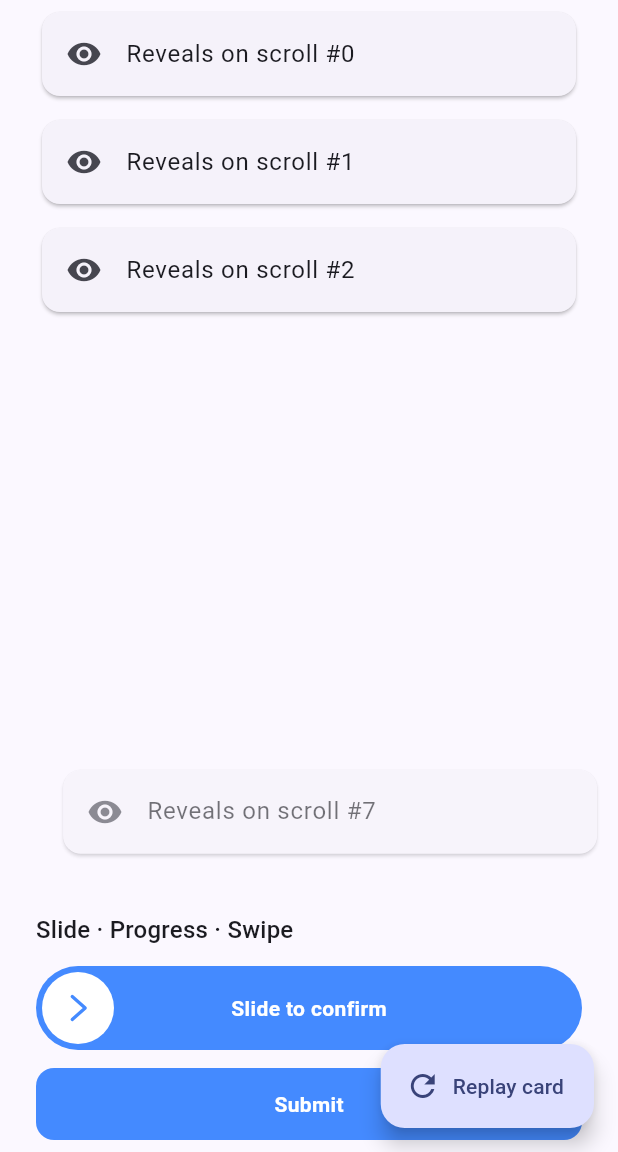
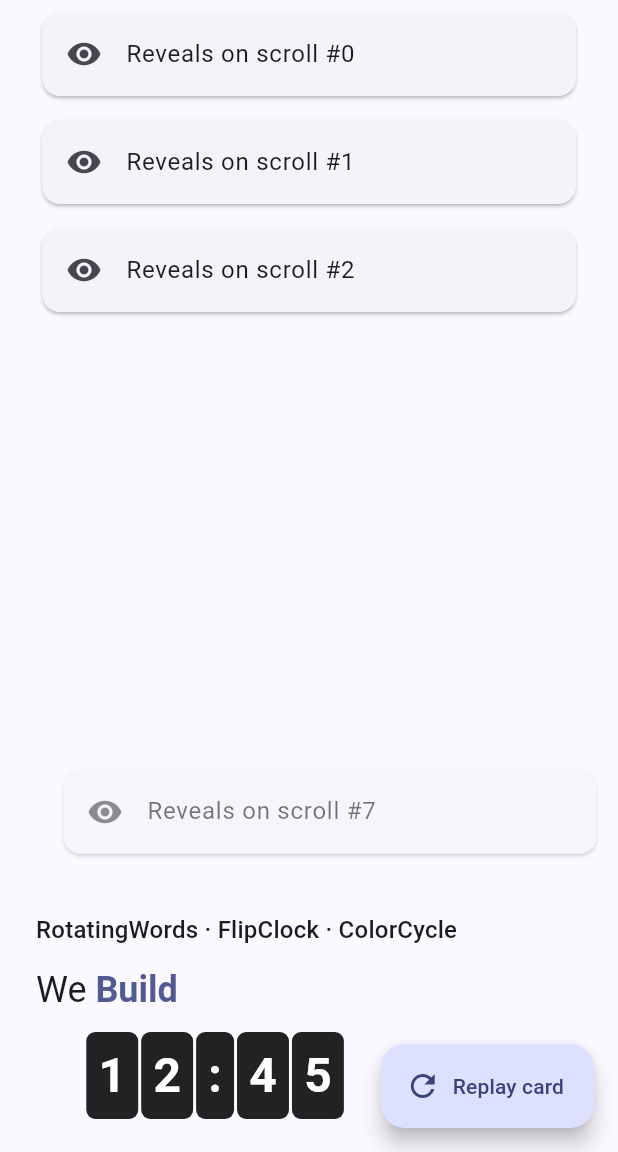
Before and after one commit to m7hamed-dev/save_points_animations, a Flutter app: the screen it shows after launch, scrolled down 2304 dp, on a phone screen of 412 x 824 dp, the part 84-1236 px from its top. Run offline on Flutter 3.47's test engine with Material 3 defaults, Android fonts, the phone set to English and light mode, and no system bars.

Commit message:
Release v0.24.0: Added new components including FxRotatingWords for a word carousel, FxFlipClock for a split-flap clock effect, and FxColorCycle for dynamic color transitions. Updated CHANGELOG and README to document these features, and modified example app to showcase the new widgets.

````diff
--- a/example/lib/main.dart
+++ b/example/lib/main.dart
@@ -405,6 +405,43 @@ class _HomeScreenState extends State<HomeScreen> {
                 ),
               ).animate(autoPlay: false).fadeIn().slideX(0.1).onVisible(),
             ),
+          ),
+
+          const SizedBox(height: 32),
+          Text(
+            'RotatingWords · FlipClock · ColorCycle',
+            style: theme.textTheme.titleMedium,
+          ),
+          const SizedBox(height: 12),
+
+          Row(
+            children: [
+              Text('We ', style: theme.textTheme.headlineSmall),
+              FxRotatingWords(
+                words: const ['Build', 'Ship', 'Scale'],
+                style: theme.textTheme.headlineSmall?.copyWith(
+                  color: theme.colorScheme.primary,
+                  fontWeight: FontWeight.bold,
+                ),
+              ),
+            ],
+          ),
+          const SizedBox(height: 12),
+          Row(
+            mainAxisAlignment: MainAxisAlignment.spaceEvenly,
+            children: [
+              const FxFlipClock(value: '12:45'),
+              FxColorCycle(
+                colors: const [Colors.red, Colors.orange, Colors.purple],
+                builder: (context, color) => Text(
+                  'Rainbow',
+                  style: theme.textTheme.headlineSmall?.copyWith(
+                    color: color,
+                    fontWeight: FontWeight.bold,
+                  ),
+                ),
+              ),
+            ],
           ),
 
           const SizedBox(height: 32),
--- a/lib/save_points_animations.dart
+++ b/lib/save_points_animations.dart
@@ -56,10 +56,12 @@ export 'src/widgets/fx_aurora.dart' show FxAurora;
 export 'src/widgets/fx_badge.dart' show FxBadge, FxBadgeExtension;
 export 'src/widgets/fx_blob.dart' show FxBlob;
 export 'src/widgets/fx_circular_countdown.dart' show FxCircularCountdown;
+export 'src/widgets/fx_color_cycle.dart' show FxColorCycle;
 export 'src/widgets/fx_confetti.dart' show FxConfetti, FxConfettiController;
 export 'src/widgets/fx_countdown.dart' show FxCountdown;
 export 'src/widgets/fx_expandable.dart' show FxExpandable;
 export 'src/widgets/fx_flip_card.dart' show FxFlipCard, FxFlipCardController;
+export 'src/widgets/fx_flip_clock.dart' show FxFlipClock;
 export 'src/widgets/fx_glitch.dart' show FxGlitch;
 export 'src/widgets/fx_gradient_border.dart' show FxGradientBorder;
 export 'src/widgets/fx_heart_button.dart' show FxHeartButton;
@@ -79,6 +81,7 @@ export 'src/widgets/fx_pulse.dart' show FxPulse;
 export 'src/widgets/fx_radar.dart' show FxRadar;
 export 'src/widgets/fx_rating.dart' show FxRating;
 export 'src/widgets/fx_ripple.dart' show FxRipple;
+export 'src/widgets/fx_rotating_words.dart' show FxRotatingWords;
 export 'src/widgets/fx_segmented_control.dart' show FxSegmentedControl;
 export 'src/widgets/fx_shimmer_button.dart' show FxShimmerButton;
 export 'src/widgets/fx_shine.dart' show FxShine;
--- /dev/null
+++ b/lib/src/widgets/fx_color_cycle.dart
@@ -0,0 +1,61 @@
+import 'package:flutter/widgets.dart';
+
+/// Continuously interpolates through a [colors] palette and hands the current
+/// color to [builder] — use it for cycling text, borders, glows, or fills.
+///
+/// ```dart
+/// FxColorCycle(
+///   colors: const [Colors.red, Colors.orange, Colors.purple],
+///   builder: (context, color) => Text('Rainbow', style: TextStyle(color: color)),
+/// );
+/// ```
+class FxColorCycle extends StatefulWidget {
+  const FxColorCycle({
+    super.key,
+    required this.colors,
+    required this.builder,
+    this.duration = const Duration(seconds: 4),
+  });
+
+  final List<Color> colors;
+  final Widget Function(BuildContext context, Color color) builder;
+  final Duration duration;
+
+  @override
+  State<FxColorCycle> createState() => _FxColorCycleState();
+}
+
+class _FxColorCycleState extends State<FxColorCycle>
+    with SingleTickerProviderStateMixin {
+  late final AnimationController _controller = AnimationController(
+    vsync: this,
+    duration: widget.duration,
+  )..repeat();
+
+  @override
+  void dispose() {
+    _controller.dispose();
+    super.dispose();
+  }
+
+  @override
+  Widget build(BuildContext context) {
+    return AnimatedBuilder(
+      animation: _controller,
+      builder: (context, _) {
+        final n = widget.colors.length;
+        if (n == 0) return widget.builder(context, const Color(0xFF000000));
+        if (n == 1) return widget.builder(context, widget.colors.first);
+        final scaled = _controller.value * n;
+        final i = scaled.floor() % n;
+        final frac = scaled - scaled.floor();
+        final color = Color.lerp(
+          widget.colors[i],
+          widget.colors[(i + 1) % n],
+          frac,
+        )!;
+        return widget.builder(context, color);
+      },
+    );
+  }
+}
--- /dev/null
+++ b/lib/src/widgets/fx_flip_clock.dart
@@ -0,0 +1,92 @@
+import 'dart:math' as math;
+
+import 'package:flutter/widgets.dart';
+
+/// Split-flap "flip clock" characters — each card flips over (3D) when its
+/// character changes. Feed it a time string, a score, anything.
+///
+/// ```dart
+/// FxFlipClock(value: '12:45');
+/// ```
+class FxFlipClock extends StatelessWidget {
+  const FxFlipClock({
+    super.key,
+    required this.value,
+    this.style,
+    this.background = const Color(0xFF222222),
+    this.duration = const Duration(milliseconds: 450),
+  });
+
+  final String value;
+  final TextStyle? style;
+  final Color background;
+  final Duration duration;
+
+  @override
+  Widget build(BuildContext context) {
+    return Row(
+      mainAxisSize: MainAxisSize.min,
+      children: [
+        for (var i = 0; i < value.length; i++)
+          Padding(
+            padding: const EdgeInsets.symmetric(horizontal: 1),
+            child: _FlipCard(
+              char: value[i],
+              style: style,
+              background: background,
+              duration: duration,
+            ),
+          ),
+      ],
+    );
+  }
+}
+
+class _FlipCard extends StatelessWidget {
+  const _FlipCard({
+    required this.char,
+    required this.style,
+    required this.background,
+    required this.duration,
+  });
+
+  final String char;
+  final TextStyle? style;
+  final Color background;
+  final Duration duration;
+
+  @override
+  Widget build(BuildContext context) {
+    final textStyle =
+        (style ?? const TextStyle(fontSize: 32, fontWeight: FontWeight.bold))
+            .copyWith(color: const Color(0xFFFFFFFF));
+    return Container(
+      padding: const EdgeInsets.symmetric(horizontal: 8, vertical: 6),
+      decoration: BoxDecoration(
+        color: background,
+        borderRadius: BorderRadius.circular(6),
+      ),
+      child: AnimatedSwitcher(
+        duration: duration,
+        transitionBuilder: (child, animation) {
+          final rotate = Tween<double>(
+            begin: math.pi / 2,
+            end: 0,
+          ).animate(animation);
+          return AnimatedBuilder(
+            animation: rotate,
+            child: child,
+            builder: (context, child) => Transform(
+              transform: Matrix4.identity()
+                ..setEntry(3, 2, 0.0015)
+                ..rotateX(rotate.value),
+              alignment: Alignment.center,
+              child: child,
+            ),
+          );
+        },
+        child: Text(char, key: ValueKey(char), style: textStyle),
+      ),
+    );
+  }
+}
--- /dev/null
+++ b/lib/src/widgets/fx_rotating_words.dart
@@ -0,0 +1,86 @@
+import 'dart:async';
+
+import 'package:flutter/widgets.dart';
+
+/// Cycles through [words], animating each in with a fade + slide — a classic
+/// hero-headline word carousel (e.g. "Build.", "Ship.", "Scale.").
+///
+/// ```dart
+/// FxRotatingWords(words: const ['Build', 'Ship', 'Scale']);
+/// ```
+class FxRotatingWords extends StatefulWidget {
+  const FxRotatingWords({
+    super.key,
+    required this.words,
+    this.style,
+    this.interval = const Duration(milliseconds: 2000),
+    this.transitionDuration = const Duration(milliseconds: 400),
+  });
+
+  final List<String> words;
+  final TextStyle? style;
+  final Duration interval;
+  final Duration transitionDuration;
+
+  @override
+  State<FxRotatingWords> createState() => _FxRotatingWordsState();
+}
+
+class _FxRotatingWordsState extends State<FxRotatingWords> {
+  int _index = 0;
+  Timer? _timer;
+
+  @override
+  void initState() {
+    super.initState();
+    _start();
+  }
+
+  void _start() {
+    _timer?.cancel();
+    if (widget.words.length <= 1) return;
+    _timer = Timer.periodic(widget.interval, (_) {
+      if (mounted) {
+        setState(() => _index = (_index + 1) % widget.words.length);
+      }
+    });
+  }
+
+  @override
+  void didUpdateWidget(covariant FxRotatingWords oldWidget) {
+    super.didUpdateWidget(oldWidget);
+    if (oldWidget.words != widget.words ||
+        oldWidget.interval != widget.interval) {
+      _index = 0;
+      _start();
+    }
+  }
+
+  @override
+  void dispose() {
+    _timer?.cancel();
+    super.dispose();
+  }
+
+  @override
+  Widget build(BuildContext context) {
+    return AnimatedSwitcher(
+      duration: widget.transitionDuration,
+      transitionBuilder: (child, animation) => FadeTransition(
+        opacity: animation,
+        child: SlideTransition(
+          position: Tween<Offset>(
+            begin: const Offset(0, 0.4),
+            end: Offset.zero,
+          ).animate(animation),
+          child: child,
+        ),
+      ),
+      child: Text(
+        widget.words.isEmpty ? '' : widget.words[_index],
+        key: ValueKey(_index),
+        style: widget.style,
+      ),
+    );
+  }
+}
````
Also changed, not shown: 2 other files.
